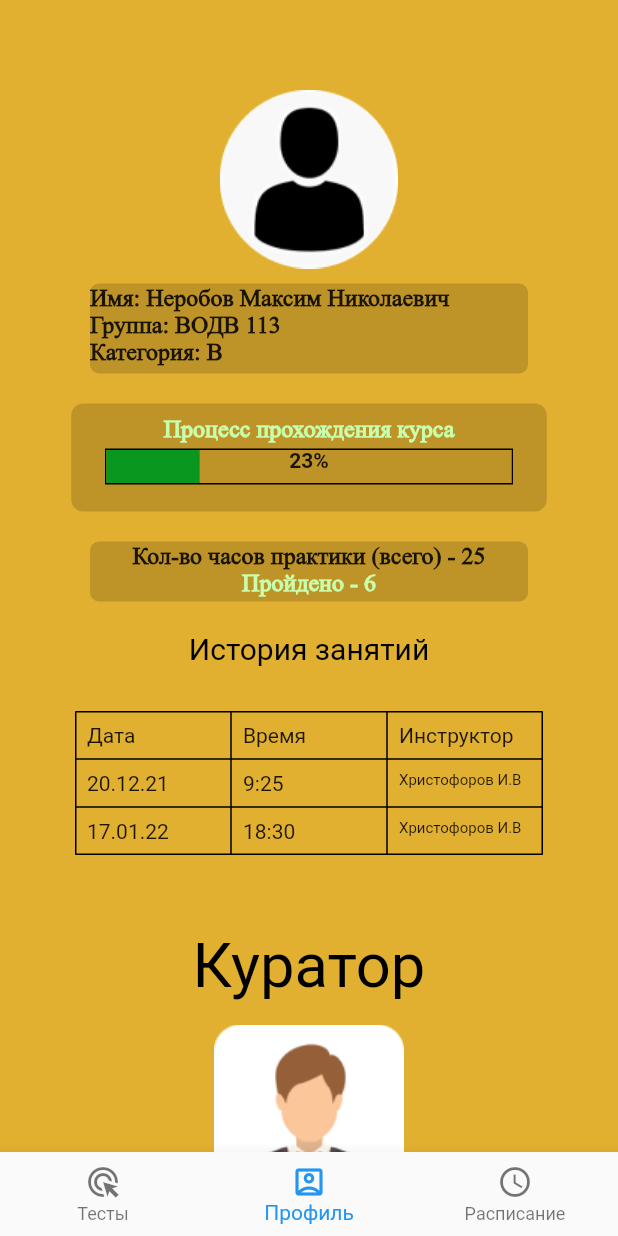
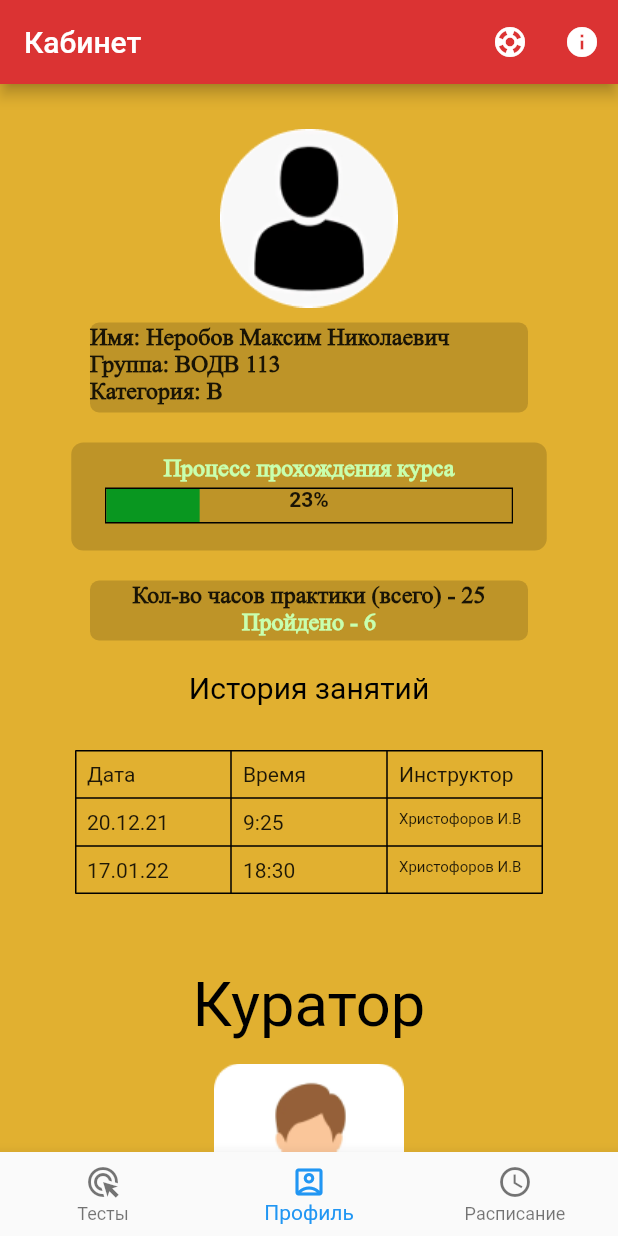
Before and after one commit to Animila/Favorite-mobile, a Flutter app: the HomePage screen opened directly, on a phone screen of 412 x 824 dp. Run offline on Flutter 3.47's test engine with Material 2 defaults, Android fonts, the phone set to English and light mode, and no system bars.

Commit message:
Add AppBar

```diff
--- a/lib/screens/cabinet.dart
+++ b/lib/screens/cabinet.dart
@@ -1,4 +1,5 @@
 import 'package:favorite/screens/home.dart';
+import 'package:favorite/screens/info.dart';
 import 'package:flutter/material.dart';
 
 class CabinetPage extends StatelessWidget {
@@ -12,7 +13,7 @@ class CabinetPage extends StatelessWidget {
         child: Column(
           children: [
             const Padding(
-              padding: EdgeInsets.only(top: 50),
+              padding: EdgeInsets.only(top: 20),
               child: Image(
                   image: AssetImage('assets/images/photo_default_student.png')),
             ),
@@ -313,6 +314,23 @@ class CabinetPage extends StatelessWidget {
         primaryColor: Color.fromRGBO(225, 176, 48, 1),
       ),
       home: Scaffold(
+        appBar: AppBar(
+          title: Text('Кабинет'),
+          backgroundColor: Color.fromRGBO(219, 51, 51, 1),
+          actions: [
+            IconButton(
+              onPressed: () {},
+              icon: Icon(Icons.support),
+            ),
+            IconButton(
+              onPressed: () => {
+                Navigator.push(context,
+                    MaterialPageRoute(builder: (context) => InfoPage()))
+              },
+              icon: Icon(Icons.info),
+            ),
+          ],
+        ),
         backgroundColor: Color.fromRGBO(225, 176, 48, 1),
         body: SingleChildScrollView(
           child: Column(
```
